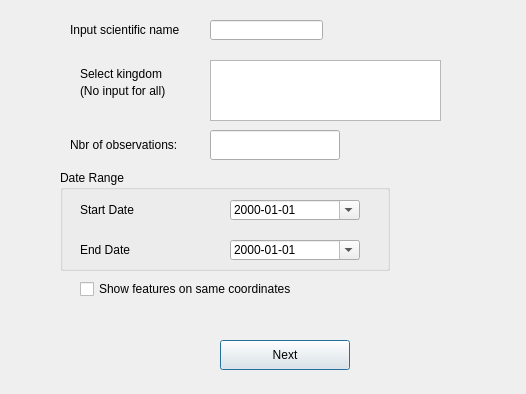
Above: Art_type.ui from albabjorkman/GIT-project before the change. Below: the same form after it.
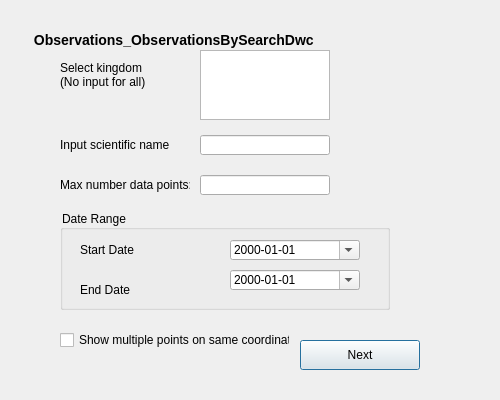
That is the form after the change.

Commit message: worked on polygon loading, gives empty but no points

```diff
--- a/Art_type.ui
+++ b/Art_type.ui
@@ -6,61 +6,156 @@
    <rect>
     <x>0</x>
     <y>0</y>
-    <width>526</width>
-    <height>394</height>
+    <width>500</width>
+    <height>400</height>
    </rect>
   </property>
   <property name="windowTitle">
-   <string>Species Loader</string>
+   <string>Observations_ObservationsBySearchDwc</string>
   </property>
+
+  <!-- Title label -->
+  <widget class="QLabel" name="Title_art">
+    <property name="geometry">
+     <rect>
+      <x>30</x>´
+      <y>30</y>
+      <width>300</width>
+      <height>20</height>
+     </rect>
+    </property>
+    <property name="text">
+     <string> Observations_ObservationsBySearchDwc </string>
+    </property>
+	<property name="styleSheet">
+    <string>
+	  font-weight: bold;
+      font-size: 14px;
+      font-family: "Arial";
+    </string>
+   </property>
+  </widget>
+
+   <!-- Label, select kingdom -->
+  <widget class="QLabel" name="lableAreaType">
+   <property name="geometry">
+    <rect>
+     <x>60</x>
+     <y>60</y>
+     <width>130</width>
+     <height>30</height>
+    </rect>
+   </property>
+   <property name="text">
+    <string>Select kingdom &lt;br/&gt;(No input for all)</string>
+   </property>
+   <property name="styleSheet">
+    <string>
+      font-size: 12px;
+      font-family: "Arial";
+    </string>
+  </property>
+  </widget>
+
+  <!-- Dropdown menu, select kingdom-->
+  <widget class="QListWidget" name="artType">
+   <property name="geometry">
+    <rect>
+     <x>200</x>
+     <y>50</y>
+     <width>130</width>
+     <height>70</height>
+    </rect>
+   </property>
+  </widget>
+
+  <!-- Label, scientific name -->
   <widget class="QLabel" name="lableAreaType_2">
    <property name="geometry">
     <rect>
-     <x>70</x>
-     <y>9</y>
+     <x>60</x>
+     <y>130</y>
      <width>130</width>
-     <height>41</height>
+     <height>30</height>
     </rect>
    </property>
    <property name="text">
     <string>Input scientific name</string>
    </property>
+   	<property name="styleSheet">
+    <string>
+      font-size: 12px;
+      font-family: "Arial";
+    </string>
+  </property>
   </widget>
+
+  <!-- Line, scientific name -->
   <widget class="QLineEdit" name="scientificName">
    <property name="geometry">
     <rect>
-     <x>210</x>
-     <y>20</y>
-     <width>113</width>
+     <x>200</x>
+     <y>135</y>
+     <width>130</width>
      <height>20</height>
     </rect>
    </property>
   </widget>
-  <widget class="QLabel" name="lableAreaType">
-   <property name="geometry">
-    <rect>
-     <x>80</x>
-     <y>59</y>
-     <width>91</width>
-     <height>30</height>
-    </rect>
-   </property>
-   <property name="text">
-    <string>Select kingdom</string>
-   </property>
-  </widget>
-  <widget class="QGroupBox" name="dateAndTimeBox">
+
+ <!-- Label, select max number points -->
+  <widget class="QLabel" name="maxNbr_artLabel">
    <property name="geometry">
     <rect>
      <x>60</x>
      <y>170</y>
+     <width>130</width>
+     <height>30</height>
+    </rect>
+   </property>
+   <property name="text">
+    <string>Max number data points:</string>
+   </property>
+   	<property name="styleSheet">
+    <string>
+      font-size: 12px;
+      font-family: "Arial";
+    </string>
+  </property>
+  </widget>
+
+  <!-- Line, select max number points -->
+  <widget class="QLineEdit" name="maxNbr_art">
+   <property name="geometry">
+    <rect>
+     <x>200</x>
+     <y>175</y>
+     <width>130</width>
+     <height>20</height>
+    </rect>
+   </property>
+  </widget>
+
+  <!-- Data and time box -->
+  <widget class="QGroupBox" name="dateAndTimeBox">
+   <property name="geometry">
+    <rect>
+     <x>60</x>
+     <y>210</y>
      <width>330</width>
-     <height>101</height>
+     <height>100</height>
     </rect>
    </property>
    <property name="title">
     <string>Date Range</string>
    </property>
+   	<property name="styleSheet">
+    <string>
+      font-size: 12px;
+      font-family: "Arial";
+    </string>
+  </property>
+
+   <!-- Label, start date -->
    <widget class="QLabel" name="labelStartDate">
     <property name="geometry">
      <rect>
@@ -74,6 +169,8 @@
      <string>Start Date</string>
     </property>
    </widget>
+
+   <!-- Date, start date -->
    <widget class="QDateEdit" name="startDate">
     <property name="geometry">
      <rect>
@@ -90,6 +187,8 @@
      <bool>true</bool>
     </property>
    </widget>
+
+   <!-- Label, end date -->
    <widget class="QLabel" name="labelEndDate">
     <property name="geometry">
      <rect>
@@ -103,11 +202,13 @@
      <string>End Date</string>
     </property>
    </widget>
+
+   <!-- Date, end date -->
    <widget class="QDateEdit" name="endDate">
     <property name="geometry">
      <rect>
       <x>170</x>
-      <y>70</y>
+      <y>60</y>
       <width>130</width>
       <height>20</height>
      </rect>
@@ -120,35 +221,29 @@
     </property>
    </widget>
   </widget>
-  <widget class="QLabel" name="maxNbr_artLabel">
+
+  <!-- Checkbox, show multiple points with same coordinates -->
+  <widget class="QCheckBox" name="double">
    <property name="geometry">
     <rect>
-     <x>70</x>
-     <y>130</y>
-     <width>130</width>
-     <height>30</height>
+     <x>60</x>
+     <y>330</y>
+     <width>230</width>
+     <height>20</height>
     </rect>
    </property>
    <property name="text">
-    <string>Nbr of observations:</string>
+    <string>Show multiple points on same coordinates</string>
    </property>
   </widget>
-  <widget class="QLineEdit" name="maxNbr_art">
-   <property name="geometry">
-    <rect>
-     <x>210</x>
-     <y>130</y>
-     <width>130</width>
-     <height>30</height>
-    </rect>
-   </property>
-  </widget>
+
+  <!-- Button, next page -->
   <widget class="QPushButton" name="loadDataButton">
    <property name="geometry">
     <rect>
-     <x>220</x>
+     <x>300</x>
      <y>340</y>
-     <width>130</width>
+     <width>120</width>
      <height>30</height>
     </rect>
    </property>
@@ -156,42 +251,7 @@
     <string>Next</string>
    </property>
   </widget>
-  <widget class="QListWidget" name="artType">
-   <property name="geometry">
-    <rect>
-     <x>210</x>
-     <y>60</y>
-     <width>231</width>
-     <height>61</height>
-    </rect>
-   </property>
-  </widget>
-  <widget class="QLabel" name="lableAreaType_4">
-   <property name="geometry">
-    <rect>
-     <x>80</x>
-     <y>80</y>
-     <width>111</width>
-     <height>21</height>
-    </rect>
-   </property>
-   <property name="text">
-    <string>(No input for all)</string>
-   </property>
-  </widget>
-  <widget class="QCheckBox" name="double">
-   <property name="geometry">
-    <rect>
-     <x>80</x>
-     <y>280</y>
-     <width>231</width>
-     <height>18</height>
-    </rect>
-   </property>
-   <property name="text">
-    <string>Show features on same coordinates</string>
-   </property>
-  </widget>
+
  </widget>
  <resources/>
  <connections/>
```
The commit also changes 4 other files.
